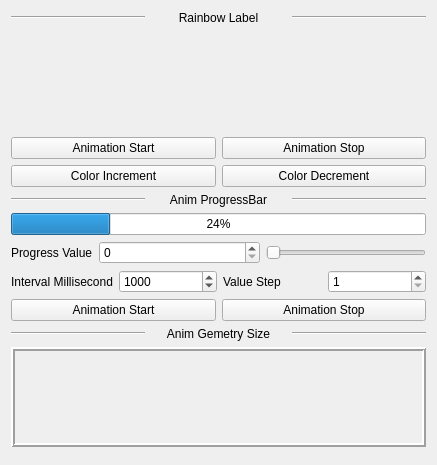
Before: the Qt Designer form example/animation/anim.ui in FXTD-ODYSSEY/QBinder, drawn with Qt 5.
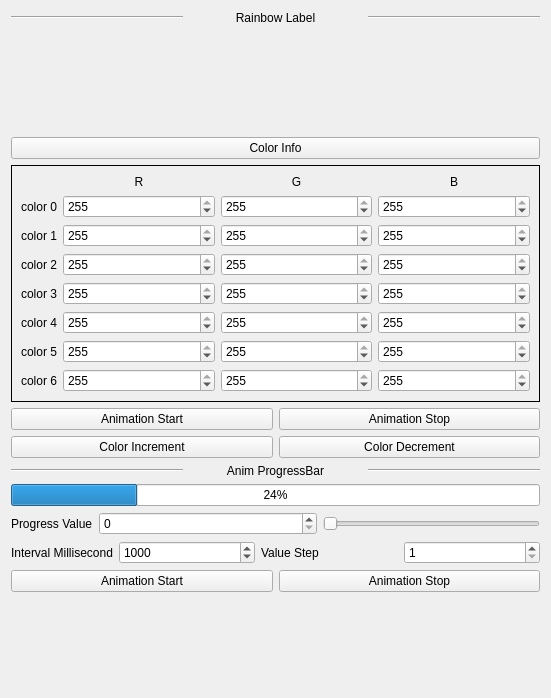
After: the same form once the commit is applied.

Commit message: 更新 anim 案例

What changed in the file:
```diff
--- a/example/animation/anim.ui
+++ b/example/animation/anim.ui
@@ -6,8 +6,8 @@
    <rect>
     <x>0</x>
     <y>0</y>
-    <width>437</width>
-    <height>465</height>
+    <width>551</width>
+    <height>698</height>
    </rect>
   </property>
   <property name="windowTitle">
@@ -70,6 +70,437 @@
      </property>
     </widget>
    </item>
+   <item>
+    <widget class="QPushButton" name="ColorInfo_BTN">
+     <property name="text">
+      <string>Color Info</string>
+     </property>
+    </widget>
+   </item>
+   <item>
+    <widget class="QFrame" name="Color_Frame">
+     <property name="frameShape">
+      <enum>QFrame::Box</enum>
+     </property>
+     <layout class="QGridLayout" name="gridLayout_3">
+      <item row="0" column="3">
+       <widget class="QLabel" name="label_7">
+        <property name="text">
+         <string>B</string>
+        </property>
+        <property name="alignment">
+         <set>Qt::AlignCenter</set>
+        </property>
+       </widget>
+      </item>
+      <item row="0" column="2">
+       <widget class="QLabel" name="label_8">
+        <property name="text">
+         <string>G</string>
+        </property>
+        <property name="alignment">
+         <set>Qt::AlignCenter</set>
+        </property>
+       </widget>
+      </item>
+      <item row="4" column="0">
+       <widget class="QLabel" name="label_9">
+        <property name="text">
+         <string>color 3</string>
+        </property>
+       </widget>
+      </item>
+      <item row="6" column="1">
+       <widget class="QSpinBox" name="C5R_SB">
+        <property name="sizePolicy">
+         <sizepolicy hsizetype="Expanding" vsizetype="Fixed">
+          <horstretch>0</horstretch>
+          <verstretch>0</verstretch>
+         </sizepolicy>
+        </property>
+        <property name="maximum">
+         <number>255</number>
+        </property>
+        <property name="value">
+         <number>255</number>
+        </property>
+       </widget>
+      </item>
+      <item row="3" column="0">
+       <widget class="QLabel" name="label_10">
+        <property name="text">
+         <string>color 2</string>
+        </property>
+       </widget>
+      </item>
+      <item row="6" column="2">
+       <widget class="QSpinBox" name="C5G_SB">
+        <property name="sizePolicy">
+         <sizepolicy hsizetype="Expanding" vsizetype="Fixed">
+          <horstretch>0</horstretch>
+          <verstretch>0</verstretch>
+         </sizepolicy>
+        </property>
+        <property name="maximum">
+         <number>255</number>
+        </property>
+        <property name="value">
+         <number>255</number>
+        </property>
+       </widget>
+      </item>
+      <item row="6" column="3">
+       <widget class="QSpinBox" name="C5B_SB">
+        <property name="sizePolicy">
+         <sizepolicy hsizetype="Expanding" vsizetype="Fixed">
+          <horstretch>0</horstretch>
+          <verstretch>0</verstretch>
+         </sizepolicy>
+        </property>
+        <property name="maximum">
+         <number>255</number>
+        </property>
+        <property name="value">
+         <number>255</number>
+        </property>
+       </widget>
+      </item>
+      <item row="5" column="0">
+       <widget class="QLabel" name="label_11">
+        <property name="text">
+         <string>color 4</string>
+        </property>
+       </widget>
+      </item>
+      <item row="5" column="1">
+       <widget class="QSpinBox" name="C4R_SB">
+        <property name="sizePolicy">
+         <sizepolicy hsizetype="Expanding" vsizetype="Fixed">
+          <horstretch>0</horstretch>
+          <verstretch>0</verstretch>
+         </sizepolicy>
+        </property>
+        <property name="maximum">
+         <number>255</number>
+        </property>
+        <property name="value">
+         <number>255</number>
+        </property>
+       </widget>
+      </item>
+      <item row="1" column="2">
+       <widget class="QSpinBox" name="C0G_SB">
+        <property name="sizePolicy">
+         <sizepolicy hsizetype="Expanding" vsizetype="Fixed">
+          <horstretch>0</horstretch>
+          <verstretch>0</verstretch>
+         </sizepolicy>
+        </property>
+        <property name="maximum">
+         <number>255</number>
+        </property>
+        <property name="value">
+         <number>255</number>
+        </property>
+       </widget>
+      </item>
+      <item row="1" column="3">
+       <widget class="QSpinBox" name="C0B_SB">
+        <property name="sizePolicy">
+         <sizepolicy hsizetype="Expanding" vsizetype="Fixed">
+          <horstretch>0</horstretch>
+          <verstretch>0</verstretch>
+         </sizepolicy>
+        </property>
+        <property name="maximum">
+         <number>255</number>
+        </property>
+        <property name="value">
+         <number>255</number>
+        </property>
+       </widget>
+      </item>
+      <item row="1" column="0">
+       <widget class="QLabel" name="label_12">
+        <property name="text">
+         <string>color 0</string>
+        </property>
+       </widget>
+      </item>
+      <item row="3" column="2">
+       <widget class="QSpinBox" name="C2G_SB">
+        <property name="sizePolicy">
+         <sizepolicy hsizetype="Expanding" vsizetype="Fixed">
+          <horstretch>0</horstretch>
+          <verstretch>0</verstretch>
+         </sizepolicy>
+        </property>
+        <property name="maximum">
+         <number>255</number>
+        </property>
+        <property name="value">
+         <number>255</number>
+        </property>
+       </widget>
+      </item>
+      <item row="4" column="1">
+       <widget class="QSpinBox" name="C3R_SB">
+        <property name="sizePolicy">
+         <sizepolicy hsizetype="Expanding" vsizetype="Fixed">
+          <horstretch>0</horstretch>
+          <verstretch>0</verstretch>
+         </sizepolicy>
+        </property>
+        <property name="maximum">
+         <number>255</number>
+        </property>
+        <property name="value">
+         <number>255</number>
+        </property>
+       </widget>
+      </item>
+      <item row="3" column="3">
+       <widget class="QSpinBox" name="C2B_SB">
+        <property name="sizePolicy">
+         <sizepolicy hsizetype="Expanding" vsizetype="Fixed">
+          <horstretch>0</horstretch>
+          <verstretch>0</verstretch>
+         </sizepolicy>
+        </property>
+        <property name="maximum">
+         <number>255</number>
+        </property>
+        <property name="value">
+         <number>255</number>
+        </property>
+       </widget>
+      </item>
+      <item row="5" column="2">
+       <widget class="QSpinBox" name="C4G_SB">
+        <property name="sizePolicy">
+         <sizepolicy hsizetype="Expanding" vsizetype="Fixed">
+          <horstretch>0</horstretch>
+          <verstretch>0</verstretch>
+         </sizepolicy>
+        </property>
+        <property name="maximum">
+         <number>255</number>
+        </property>
+        <property name="value">
+         <number>255</number>
+        </property>
+       </widget>
+      </item>
+      <item row="3" column="1">
+       <widget class="QSpinBox" name="C2R_SB">
+        <property name="sizePolicy">
+         <sizepolicy hsizetype="Expanding" vsizetype="Fixed">
+          <horstretch>0</horstretch>
+          <verstretch>0</verstretch>
+         </sizepolicy>
+        </property>
+        <property name="maximum">
+         <number>255</number>
+        </property>
+        <property name="value">
+         <number>255</number>
+        </property>
+       </widget>
+      </item>
+      <item row="5" column="3">
+       <widget class="QSpinBox" name="C4B_SB">
+        <property name="sizePolicy">
+         <sizepolicy hsizetype="Expanding" vsizetype="Fixed">
+          <horstretch>0</horstretch>
+          <verstretch>0</verstretch>
+         </sizepolicy>
+        </property>
+        <property name="maximum">
+         <number>255</number>
+        </property>
+        <property name="value">
+         <number>255</number>
+        </property>
+       </widget>
+      </item>
+      <item row="6" column="0">
+       <widget class="QLabel" name="label_13">
+        <property name="text">
+         <string>color 5</string>
+        </property>
+       </widget>
+      </item>
+      <item row="2" column="0">
+       <widget class="QLabel" name="label_14">
+        <property name="text">
+         <string>color 1</string>
+        </property>
+       </widget>
+      </item>
+      <item row="2" column="1">
+       <widget class="QSpinBox" name="C1R_SB">
+        <property name="sizePolicy">
+         <sizepolicy hsizetype="Expanding" vsizetype="Fixed">
+          <horstretch>0</horstretch>
+          <verstretch>0</verstretch>
+         </sizepolicy>
+        </property>
+        <property name="maximum">
+         <number>255</number>
+        </property>
+        <property name="value">
+         <number>255</number>
+        </property>
+       </widget>
+      </item>
+      <item row="2" column="3">
+       <widget class="QSpinBox" name="C1B_SB">
+        <property name="sizePolicy">
+         <sizepolicy hsizetype="Expanding" vsizetype="Fixed">
+          <horstretch>0</horstretch>
+          <verstretch>0</verstretch>
+         </sizepolicy>
+        </property>
+        <property name="maximum">
+         <number>255</number>
+        </property>
+        <property name="value">
+         <number>255</number>
+        </property>
+       </widget>
+      </item>
+      <item row="2" column="2">
+       <widget class="QSpinBox" name="C1G_SB">
+        <property name="sizePolicy">
+         <sizepolicy hsizetype="Expanding" vsizetype="Fixed">
+          <horstretch>0</horstretch>
+          <verstretch>0</verstretch>
+         </sizepolicy>
+        </property>
+        <property name="maximum">
+         <number>255</number>
+        </property>
+        <property name="value">
+         <number>255</number>
+        </property>
+       </widget>
+      </item>
+      <item row="4" column="2">
+       <widget class="QSpinBox" name="C3G_SB">
+        <property name="sizePolicy">
+         <sizepolicy hsizetype="Expanding" vsizetype="Fixed">
+          <horstretch>0</horstretch>
+          <verstretch>0</verstretch>
+         </sizepolicy>
+        </property>
+        <property name="maximum">
+         <number>255</number>
+        </property>
+        <property name="value">
+         <number>255</number>
+        </property>
+       </widget>
+      </item>
+      <item row="4" column="3">
+       <widget class="QSpinBox" name="C3B_SB">
+        <property name="sizePolicy">
+         <sizepolicy hsizetype="Expanding" vsizetype="Fixed">
+          <horstretch>0</horstretch>
+          <verstretch>0</verstretch>
+         </sizepolicy>
+        </property>
+        <property name="maximum">
+         <number>255</number>
+        </property>
+        <property name="value">
+         <number>255</number>
+        </property>
+       </widget>
+      </item>
+      <item row="1" column="1">
+       <widget class="QSpinBox" name="C0R_SB">
+        <property name="sizePolicy">
+         <sizepolicy hsizetype="Expanding" vsizetype="Fixed">
+          <horstretch>0</horstretch>
+          <verstretch>0</verstretch>
+         </sizepolicy>
+        </property>
+        <property name="maximum">
+         <number>255</number>
+        </property>
+        <property name="value">
+         <number>255</number>
+        </property>
+       </widget>
+      </item>
+      <item row="0" column="1">
+       <widget class="QLabel" name="label_15">
+        <property name="text">
+         <string>R</string>
+        </property>
+        <property name="alignment">
+         <set>Qt::AlignCenter</set>
+        </property>
+       </widget>
+      </item>
+      <item row="7" column="3">
+       <widget class="QSpinBox" name="C6B_SB">
+        <property name="sizePolicy">
+         <sizepolicy hsizetype="Expanding" vsizetype="Fixed">
+          <horstretch>0</horstretch>
+          <verstretch>0</verstretch>
+         </sizepolicy>
+        </property>
+        <property name="maximum">
+         <number>255</number>
+        </property>
+        <property name="value">
+         <number>255</number>
+        </property>
+       </widget>
+      </item>
+      <item row="7" column="2">
+       <widget class="QSpinBox" name="C6G_SB">
+        <property name="sizePolicy">
+         <sizepolicy hsizetype="Expanding" vsizetype="Fixed">
+          <horstretch>0</horstretch>
+          <verstretch>0</verstretch>
+         </sizepolicy>
+        </property>
+        <property name="maximum">
+         <number>255</number>
+        </property>
+        <property name="value">
+         <number>255</number>
+        </property>
+       </widget>
+      </item>
+      <item row="7" column="1">
+       <widget class="QSpinBox" name="C6R_SB">
+        <property name="sizePolicy">
+         <sizepolicy hsizetype="Expanding" vsizetype="Fixed">
+          <horstretch>0</horstretch>
+          <verstretch>0</verstretch>
+         </sizepolicy>
+        </property>
+        <property name="maximum">
+         <number>255</number>
+        </property>
+        <property name="value">
+         <number>255</number>
+        </property>
+       </widget>
+      </item>
+      <item row="7" column="0">
+       <widget class="QLabel" name="label_16">
+        <property name="text">
+         <string>color 6</string>
+        </property>
+       </widget>
+      </item>
+     </layout>
+    </widget>
+   </item>
    <item>
     <layout class="QGridLayout" name="gridLayout">
      <item row="0" column="1">
@@ -263,53 +694,6 @@
      </item>
     </layout>
    </item>
-   <item>
-    <layout class="QHBoxLayout" name="horizontalLayout_4">
-     <item>
-      <widget class="Line" name="line_5">
-       <property name="orientation">
-        <enum>Qt::Horizontal</enum>
-       </property>
-      </widget>
-     </item>
-     <item>
-      <widget class="QLabel" name="label_4">
-       <property name="text">
-        <string>Anim Gemetry Size</string>
-       </property>
-       <property name="alignment">
-        <set>Qt::AlignCenter</set>
-       </property>
-      </widget>
-     </item>
-     <item>
-      <widget class="Line" name="line_6">
-       <property name="orientation">
-        <enum>Qt::Horizontal</enum>
-       </property>
-      </widget>
-     </item>
-    </layout>
-   </item>
-   <item>
-    <widget class="QFrame" name="frame">
-     <property name="minimumSize">
-      <size>
-       <width>0</width>
-       <height>100</height>
-      </size>
-     </property>
-     <property name="frameShape">
-      <enum>QFrame::Box</enum>
-     </property>
-     <property name="frameShadow">
-      <enum>QFrame::Raised</enum>
-     </property>
-     <property name="lineWidth">
-      <number>2</number>
-     </property>
-    </widget>
-   </item>
    <item>
     <spacer name="verticalSpacer">
      <property name="orientation">
```
The commit also changes 5 other files.
